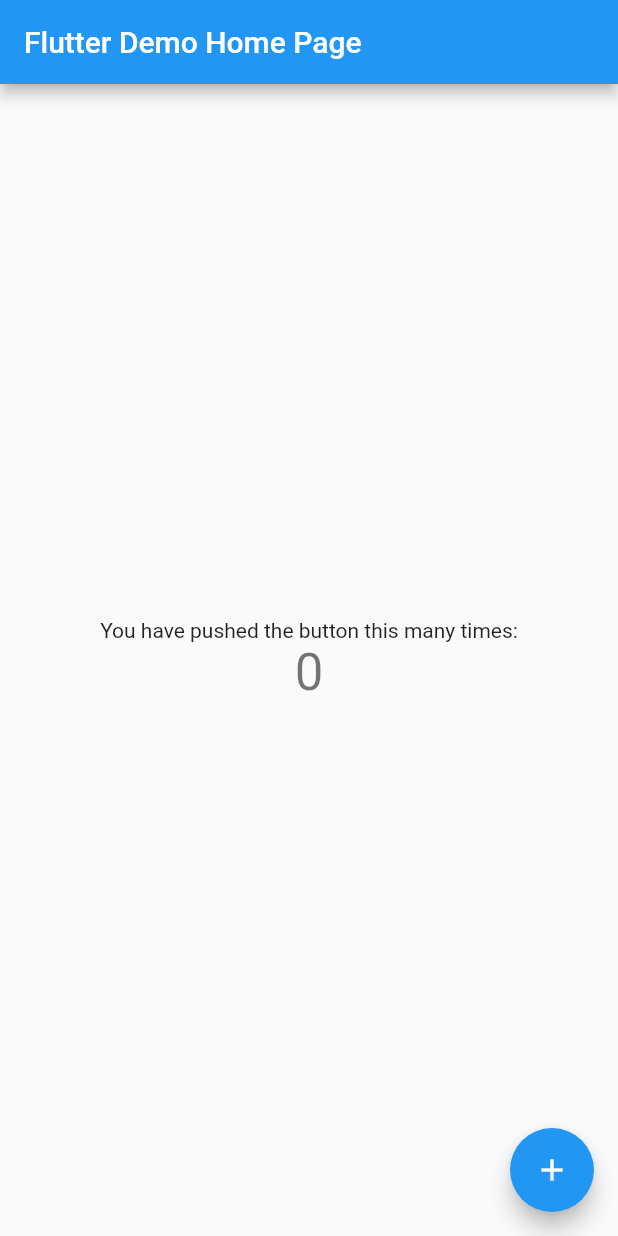
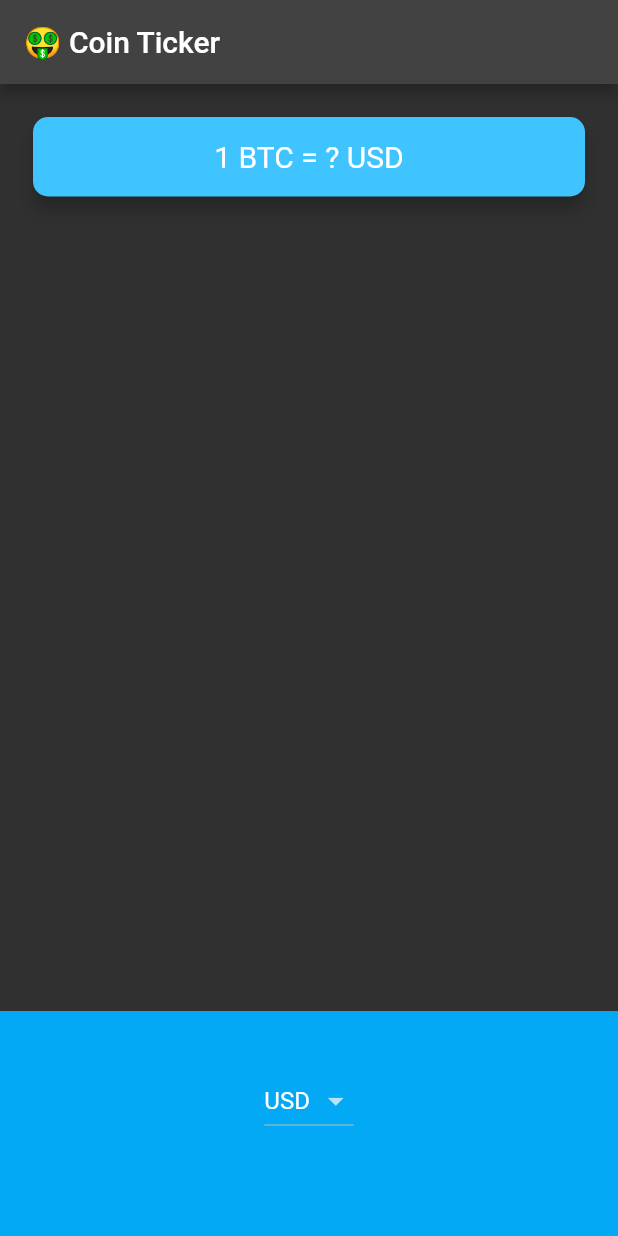
Before and after one commit to Abdelrahmanhassan1/bitcoin_tracker, a Flutter app: the screen it shows after launch, on a phone screen of 412 x 824 dp. Run offline on Flutter 3.47's test engine with Material 2 defaults, Android fonts, the phone set to English and light mode, and no system bars.

Commit message:
adding drop down curriencies

```diff
--- /dev/null
+++ b/lib/coin_data.dart
@@ -0,0 +1,31 @@
+const List<String> currenciesList = [
+  'AUD',
+  'BRL',
+  'CAD',
+  'CNY',
+  'EUR',
+  'GBP',
+  'HKD',
+  'IDR',
+  'ILS',
+  'INR',
+  'JPY',
+  'MXN',
+  'NOK',
+  'NZD',
+  'PLN',
+  'RON',
+  'RUB',
+  'SEK',
+  'SGD',
+  'USD',
+  'ZAR'
+];
+
+const List<String> cryptoList = [
+  'BTC',
+  'ETH',
+  'LTC',
+];
+
+class CoinData {}
--- a/lib/main.dart
+++ b/lib/main.dart
@@ -1,115 +1,17 @@
 import 'package:flutter/material.dart';
+import 'price_screen.dart';
 
-void main() {
-  runApp(const MyApp());
-}
+void main() => runApp(const MyApp());
 
 class MyApp extends StatelessWidget {
   const MyApp({super.key});
 
-  // This widget is the root of your application.
   @override
   Widget build(BuildContext context) {
     return MaterialApp(
-      title: 'Flutter Demo',
-      theme: ThemeData(
-        // This is the theme of your application.
-        //
-        // Try running your application with "flutter run". You'll see the
-        // application has a blue toolbar. Then, without quitting the app, try
-        // changing the primarySwatch below to Colors.green and then invoke
-        // "hot reload" (press "r" in the console where you ran "flutter run",
-        // or simply save your changes to "hot reload" in a Flutter IDE).
-        // Notice that the counter didn't reset back to zero; the application
-        // is not restarted.
-        primarySwatch: Colors.blue,
-      ),
-      home: const MyHomePage(title: 'Flutter Demo Home Page'),
+      debugShowCheckedModeBanner: false,
+      theme: ThemeData.dark(),
+      home: PriceScreen(),
     );
   }
 }
-
-class MyHomePage extends StatefulWidget {
-  const MyHomePage({super.key, required this.title});
-
-  // This widget is the home page of your application. It is stateful, meaning
-  // that it has a State object (defined below) that contains fields that affect
-  // how it looks.
-
-  // This class is the configuration for the state. It holds the values (in this
-  // case the title) provided by the parent (in this case the App widget) and
-  // used by the build method of the State. Fields in a Widget subclass are
-  // always marked "final".
-
-  final String title;
-
-  @override
-  State<MyHomePage> createState() => _MyHomePageState();
-}
-
-class _MyHomePageState extends State<MyHomePage> {
-  int _counter = 0;
-
-  void _incrementCounter() {
-    setState(() {
-      // This call to setState tells the Flutter framework that something has
-      // changed in this State, which causes it to rerun the build method below
-      // so that the display can reflect the updated values. If we changed
-      // _counter without calling setState(), then the build method would not be
-      // called again, and so nothing would appear to happen.
-      _counter++;
-    });
-  }
-
-  @override
-  Widget build(BuildContext context) {
-    // This method is rerun every time setState is called, for instance as done
-    // by the _incrementCounter method above.
-    //
-    // The Flutter framework has been optimized to make rerunning build methods
-    // fast, so that you can just rebuild anything that needs updating rather
-    // than having to individually change instances of widgets.
-    return Scaffold(
-      appBar: AppBar(
-        // Here we take the value from the MyHomePage object that was created by
-        // the App.build method, and use it to set our appbar title.
-        title: Text(widget.title),
-      ),
-      body: Center(
-        // Center is a layout widget. It takes a single child and positions it
-        // in the middle of the parent.
-        child: Column(
-          // Column is also a layout widget. It takes a list of children and
-          // arranges them vertically. By default, it sizes itself to fit its
-          // children horizontally, and tries to be as tall as its parent.
-          //
-          // Invoke "debug painting" (press "p" in the console, choose the
-          // "Toggle Debug Paint" action from the Flutter Inspector in Android
-          // Studio, or the "Toggle Debug Paint" command in Visual Studio Code)
-          // to see the wireframe for each widget.
-          //
-          // Column has various properties to control how it sizes itself and
-          // how it positions its children. Here we use mainAxisAlignment to
-          // center the children vertically; the main axis here is the vertical
-          // axis because Columns are vertical (the cross axis would be
-          // horizontal).
-          mainAxisAlignment: MainAxisAlignment.center,
-          children: <Widget>[
-            const Text(
-              'You have pushed the button this many times:',
-            ),
-            Text(
-              '$_counter',
-              style: Theme.of(context).textTheme.headlineMedium,
-            ),
-          ],
-        ),
-      ),
-      floatingActionButton: FloatingActionButton(
-        onPressed: _incrementCounter,
-        tooltip: 'Increment',
-        child: const Icon(Icons.add),
-      ), // This trailing comma makes auto-formatting nicer for build methods.
-    );
-  }
-}
--- /dev/null
+++ b/lib/price_screen.dart
@@ -0,0 +1,72 @@
+// ignore_for_file: library_private_types_in_public_api
+
+import 'package:flutter/material.dart';
+import 'package:bitcoin_tracker/coin_data.dart';
+
+class PriceScreen extends StatefulWidget {
+  const PriceScreen({super.key});
+
+  @override
+  _PriceScreenState createState() => _PriceScreenState();
+}
+
+class _PriceScreenState extends State<PriceScreen> {
+  String? selectedCurrency = 'USD';
+  @override
+  Widget build(BuildContext context) {
+    return Scaffold(
+      appBar: AppBar(
+        title: const Text('🤑 Coin Ticker'),
+      ),
+      body: Column(
+        mainAxisAlignment: MainAxisAlignment.spaceBetween,
+        crossAxisAlignment: CrossAxisAlignment.stretch,
+        children: <Widget>[
+          Padding(
+            padding: const EdgeInsets.fromLTRB(18.0, 18.0, 18.0, 0),
+            child: Card(
+              color: Colors.lightBlueAccent,
+              elevation: 5.0,
+              shape: RoundedRectangleBorder(
+                borderRadius: BorderRadius.circular(10.0),
+              ),
+              child: const Padding(
+                padding: EdgeInsets.symmetric(vertical: 15.0, horizontal: 28.0),
+                child: Text(
+                  '1 BTC = ? USD',
+                  textAlign: TextAlign.center,
+                  style: TextStyle(
+                    fontSize: 20.0,
+                    color: Colors.white,
+                  ),
+                ),
+              ),
+            ),
+          ),
+          Container(
+            height: 150.0,
+            alignment: Alignment.center,
+            padding: const EdgeInsets.only(bottom: 30.0),
+            color: Colors.lightBlue,
+            child: DropdownButton<String>(
+              items: currenciesList.map((String value) {
+                return DropdownMenuItem<String>(
+                  value: value,
+                  child: Text(value),
+                );
+              }).toList(
+                growable: false,
+              ),
+              value: selectedCurrency,
+              onChanged: (value) {
+                setState(() {
+                  selectedCurrency = value;
+                });
+              },
+            ),
+          ),
+        ],
+      ),
+    );
+  }
+}
```
